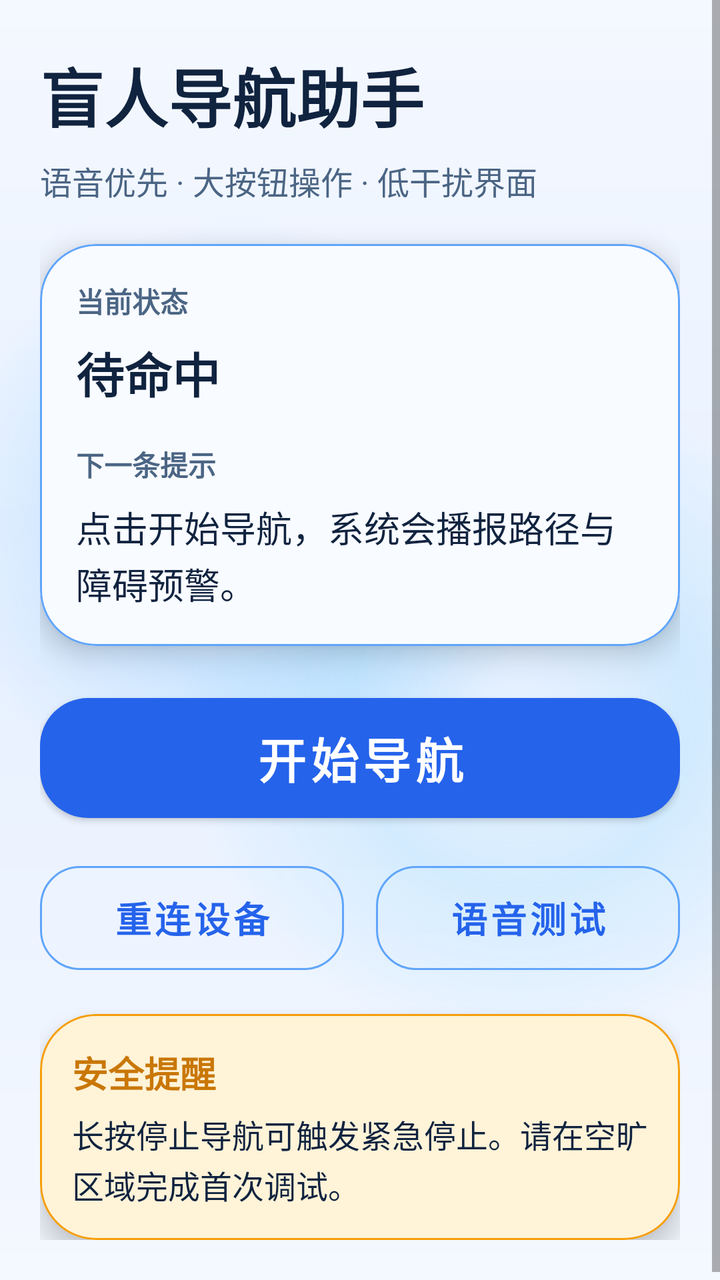
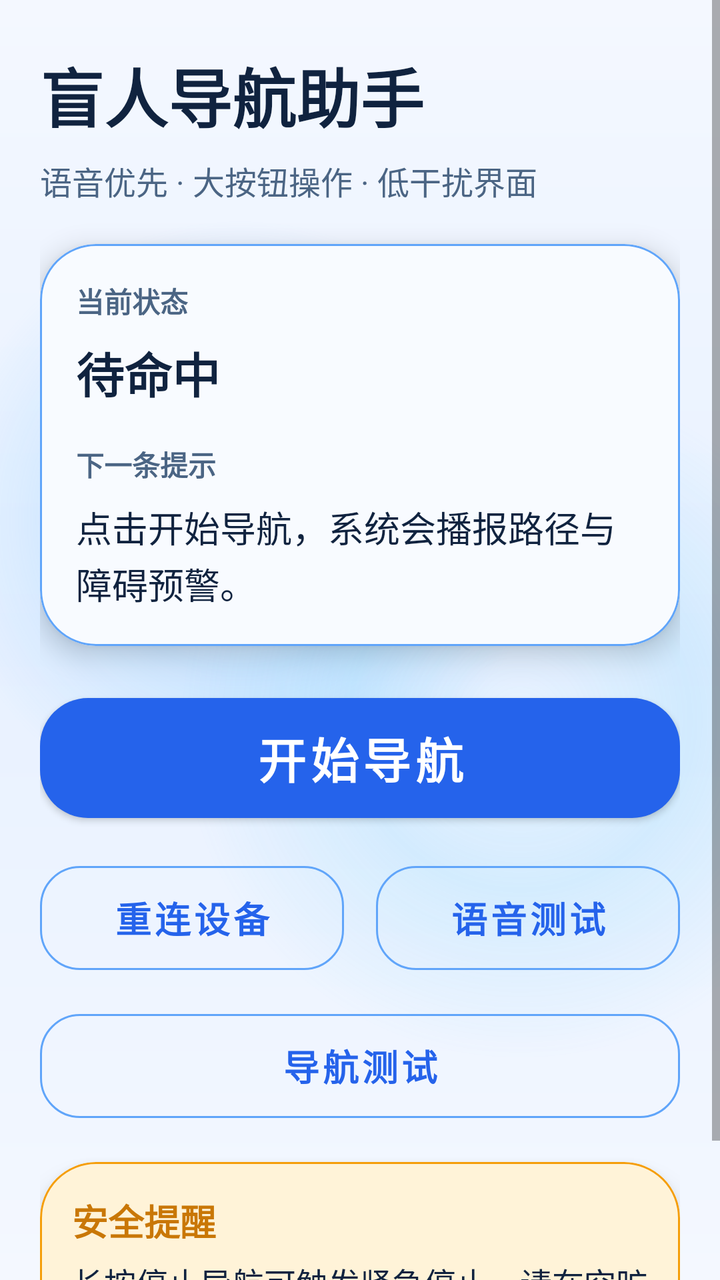

An Android layout rendered at two revisions. The XML below is the earlier revision; the diff shows what the commit changed to produce the second picture.
<!-- AndroidManifest.xml: application theme Theme.BlindNavAgent -->
<!-- res/layout/fragment_home.xml -->
<?xml version="1.0" encoding="utf-8"?>
<ScrollView xmlns:android="http://schemas.android.com/apk/res/android"
    android:layout_width="match_parent"
    android:layout_height="match_parent"
    android:background="@drawable/bg_app_shell"
    android:fillViewport="true">

    <LinearLayout
        android:layout_width="match_parent"
        android:layout_height="wrap_content"
        android:orientation="vertical"
        android:paddingStart="20dp"
        android:paddingTop="24dp"
        android:paddingEnd="20dp"
        android:paddingBottom="24dp">

        <TextView
            style="@style/TextTitle"
            android:layout_width="match_parent"
            android:layout_height="wrap_content"
            android:text="@string/home_title" />

        <TextView
            style="@style/TextSubtitle"
            android:layout_width="match_parent"
            android:layout_height="wrap_content"
            android:layout_marginTop="8dp"
            android:text="@string/home_subtitle" />

        <com.google.android.material.card.MaterialCardView
            style="@style/BlindNav.Card"
            android:layout_width="match_parent"
            android:layout_height="wrap_content"
            android:layout_marginTop="20dp">

            <LinearLayout
                android:layout_width="match_parent"
                android:layout_height="wrap_content"
                android:orientation="vertical"
                android:padding="18dp">

                <TextView
                    style="@style/TextLabel"
                    android:layout_width="wrap_content"
                    android:layout_height="wrap_content"
                    android:text="@string/label_current_state" />

                <TextView
                    android:id="@+id/text_status_value"
                    style="@style/TextStatus"
                    android:layout_width="wrap_content"
                    android:layout_height="wrap_content"
                    android:layout_marginTop="8dp"
                    android:text="@string/state_ready" />

                <TextView
                    style="@style/TextLabel"
                    android:layout_width="wrap_content"
                    android:layout_height="wrap_content"
                    android:layout_marginTop="18dp"
                    android:text="@string/label_next_instruction" />

                <TextView
                    android:id="@+id/text_guidance_value"
                    style="@style/TextGuidance"
                    android:layout_width="match_parent"
                    android:layout_height="wrap_content"
                    android:layout_marginTop="8dp"
                    android:text="@string/guidance_ready" />
            </LinearLayout>

        </com.google.android.material.card.MaterialCardView>

        <com.google.android.material.button.MaterialButton
            android:id="@+id/button_primary"
            style="@style/BlindNav.ButtonPrimary"
            android:layout_width="match_parent"
            android:layout_height="72dp"
            android:layout_marginTop="20dp"
            android:text="@string/action_start_navigation" />

        <LinearLayout
            android:layout_width="match_parent"
            android:layout_height="wrap_content"
            android:layout_marginTop="12dp"
            android:orientation="horizontal"
            android:weightSum="2">

            <com.google.android.material.button.MaterialButton
                android:id="@+id/button_reconnect"
                style="@style/BlindNav.ButtonSecondary"
                android:layout_width="0dp"
                android:layout_height="64dp"
                android:layout_marginEnd="8dp"
                android:layout_weight="1"
                android:text="@string/action_reconnect" />

            <com.google.android.material.button.MaterialButton
                android:id="@+id/button_voice_test"
                style="@style/BlindNav.ButtonSecondary"
                android:layout_width="0dp"
                android:layout_height="64dp"
                android:layout_marginStart="8dp"
                android:layout_weight="1"
                android:text="@string/action_voice_test" />

        </LinearLayout>

        <com.google.android.material.card.MaterialCardView
            style="@style/BlindNav.Card.Warning"
            android:layout_width="match_parent"
            android:layout_height="wrap_content"
            android:layout_marginTop="16dp">

            <LinearLayout
                android:layout_width="match_parent"
                android:layout_height="wrap_content"
                android:orientation="vertical"
                android:padding="16dp">

                <TextView
                    style="@style/TextWarningTitle"
                    android:layout_width="match_parent"
                    android:layout_height="wrap_content"
                    android:text="@string/safety_notice_title" />

                <TextView
                    style="@style/TextWarningBody"
                    android:layout_width="match_parent"
                    android:layout_height="wrap_content"
                    android:layout_marginTop="6dp"
                    android:text="@string/safety_notice_body" />
            </LinearLayout>
        </com.google.android.material.card.MaterialCardView>

    </LinearLayout>
</ScrollView>
<!-- resources referenced by this layout -->
<resources>
  <string name="action_reconnect">重连设备</string>
  <string name="action_start_navigation">开始导航</string>
  <string name="action_voice_test">语音测试</string>
  <string name="guidance_ready">点击开始导航，系统会播报路径与障碍预警。</string>
  <string name="home_subtitle">语音优先 · 大按钮操作 · 低干扰界面</string>
  <string name="home_title">盲人导航助手</string>
  <string name="label_current_state">当前状态</string>
  <string name="label_next_instruction">下一条提示</string>
  <string name="safety_notice_body">长按停止导航可触发紧急停止。请在空旷区域完成首次调试。</string>
  <string name="safety_notice_title">安全提醒</string>
  <string name="state_ready">待命中</string>
  <style name="BlindNav.ButtonPrimary" parent="Widget.MaterialComponents.Button">
          <item name="android:textAllCaps">false</item>
          <item name="android:textStyle">bold</item>
          <item name="android:textSize">24sp</item>
          <item name="cornerRadius">24dp</item>
          <item name="backgroundTint">@color/brand_primary</item>
          <item name="android:textColor">@color/text_on_primary</item>
      </style>
  <style name="BlindNav.Card" parent="Widget.MaterialComponents.CardView">
          <item name="cardBackgroundColor">@color/surface_card_tint</item>
          <item name="cardCornerRadius">28dp</item>
          <item name="strokeColor">@color/brand_primary_light</item>
          <item name="strokeWidth">1dp</item>
          <item name="cardElevation">8dp</item>
      </style>
  <style name="BlindNav.Card.Warning" parent="BlindNav.Card">
          <item name="cardBackgroundColor">@color/surface_warning</item>
          <item name="strokeColor">@color/accent_warning</item>
      </style>
  <style name="TextGuidance">
          <item name="android:textColor">@color/text_primary</item>
          <item name="android:textSize">18sp</item>
          <item name="android:lineSpacingExtra">2dp</item>
      </style>
  <style name="TextLabel">
          <item name="android:textColor">@color/text_secondary</item>
          <item name="android:textSize">14sp</item>
          <item name="android:textStyle">bold</item>
      </style>
  <style name="TextStatus">
          <item name="android:textColor">@color/text_primary</item>
          <item name="android:textSize">24sp</item>
          <item name="android:textStyle">bold</item>
      </style>
  <style name="TextSubtitle">
          <item name="android:textColor">@color/text_secondary</item>
          <item name="android:textSize">16sp</item>
      </style>
  <style name="TextTitle">
          <item name="android:textColor">@color/text_primary</item>
          <item name="android:textSize">32sp</item>
          <item name="android:textStyle">bold</item>
          <item name="android:lineSpacingExtra">2dp</item>
      </style>
  <style name="TextWarningBody">
          <item name="android:textColor">@color/text_primary</item>
          <item name="android:textSize">16sp</item>
          <item name="android:lineSpacingExtra">2dp</item>
      </style>
  <style name="TextWarningTitle">
          <item name="android:textColor">@color/accent_warning_dark</item>
          <item name="android:textSize">18sp</item>
          <item name="android:textStyle">bold</item>
      </style>
  <color name="surface_background">#F4F8FF</color>
  <color name="surface_background_deep">#E8F1FF</color>
  <color name="brand_primary">#2563EB</color>
  <color name="text_on_primary">#FFFFFF</color>
  <color name="brand_primary_light">#60A5FA</color>
  <color name="surface_card_tint">#F8FBFF</color>
  <color name="surface_warning">#FFF3D8</color>
  <color name="accent_warning">#F59E0B</color>
  <color name="text_primary">#10233F</color>
  <color name="text_secondary">#4B6584</color>
  <color name="accent_warning_dark">#C97706</color>
  <color name="brand_primary_dark">#1E40AF</color>
  <color name="brand_accent">#38BDF8</color>
</resources>

<!-- the commit's change to res/layout/fragment_home.xml (unified diff, before → after) -->
@@ -106,6 +106,14 @@
 
         </LinearLayout>
 
+        <com.google.android.material.button.MaterialButton
+            android:id="@+id/button_navi_test"
+            style="@style/BlindNav.ButtonSecondary"
+            android:layout_width="match_parent"
+            android:layout_height="64dp"
+            android:layout_marginTop="10dp"
+            android:text="@string/action_navi_test" />
+
         <com.google.android.material.card.MaterialCardView
             style="@style/BlindNav.Card.Warning"
             android:layout_width="match_parent"
<!-- resource entries referenced after the edit -->
@@ -1,5 +1,6 @@
 <!-- resources referenced by this layout -->
 <resources>
+  <string name="action_navi_test">导航测试</string>
   <string name="action_reconnect">重连设备</string>
   <string name="action_start_navigation">开始导航</string>
   <string name="action_voice_test">语音测试</string>
